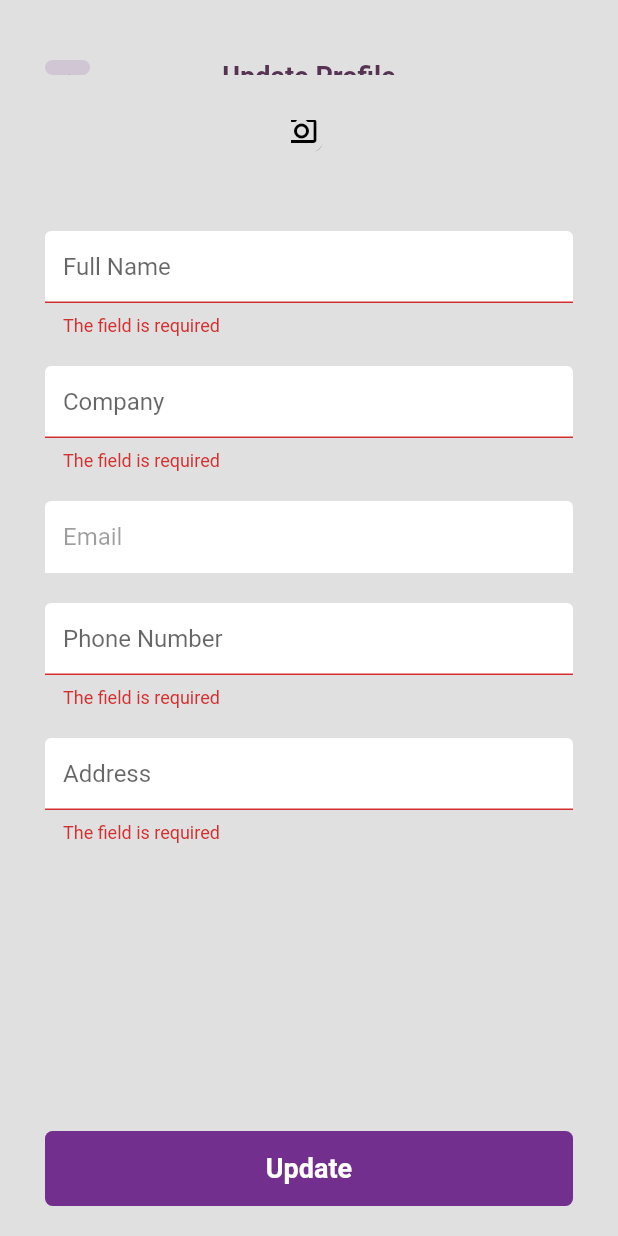
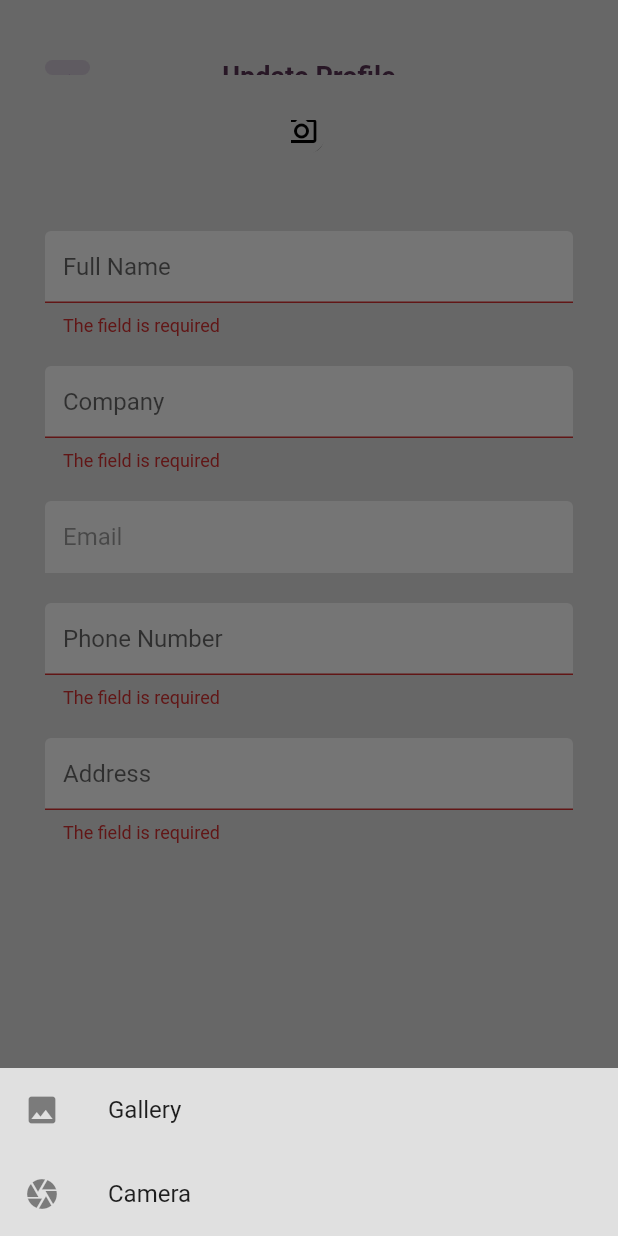
Before and after one commit to muhammadZohaibG/bnnetwork, a Flutter app: the UpdateProfileScreen screen opened directly, after a tap on "Update", after a tap on the "camera alt" icon, on a phone screen of 412 x 824 dp. Run offline on Flutter 3.47's test engine with Material 2 defaults, Android fonts, the phone set to English and light mode, and no system bars; drawn by our look-alikes of cached_network_image; our stand-ins replace connectivity_plus, firebase_auth, firebase_core, fluttertoast, google_sign_in, image_picker and 4 more; missing offline and left inert: connectivity_plus_web, firebase_auth_web, firebase_core_web, flutter_custom_tabs, flutter_custom_tabs_web, google_sign_in_web and 2 more; accounts and stored records are empty; network calls fail.

Commit message:
image update added in update profile screen

```diff
--- a/lib/generated_plugin_registrant.dart
+++ b/lib/generated_plugin_registrant.dart
@@ -12,6 +12,7 @@ import 'package:firebase_core_web/firebase_core_web.dart';
 import 'package:flutter_custom_tabs_web/flutter_custom_tabs_web.dart';
 import 'package:fluttertoast/fluttertoast_web.dart';
 import 'package:google_sign_in_web/google_sign_in_web.dart';
+import 'package:image_picker_for_web/image_picker_for_web.dart';
 import 'package:shared_preferences_web/shared_preferences_web.dart';
 import 'package:url_launcher_web/url_launcher_web.dart';
 
@@ -25,6 +26,7 @@ void registerPlugins(Registrar registrar) {
   CustomTabsPlugin.registerWith(registrar);
   FluttertoastWebPlugin.registerWith(registrar);
   GoogleSignInPlugin.registerWith(registrar);
+  ImagePickerPlugin.registerWith(registrar);
   SharedPreferencesPlugin.registerWith(registrar);
   UrlLauncherPlugin.registerWith(registrar);
   registrar.registerMessageHandler();
--- a/lib/views/settings/components/update_screen_components.dart
+++ b/lib/views/settings/components/update_screen_components.dart
@@ -5,6 +5,44 @@ import '../../../app components/KTopBar.dart';
 import '../../../utils/KColors.dart';
 
 class UpdateScreenComponents {
+  void showBottomSheet(BuildContext context,
+      {Function()? onCameraTap, Function()? onGalleryTap}) {
+    showModalBottomSheet<void>(
+      backgroundColor: kscreenBG,
+      context: context,
+      builder: (BuildContext context) {
+        return Column(
+          mainAxisSize: MainAxisSize.min,
+          crossAxisAlignment: CrossAxisAlignment.stretch,
+          children: [
+            ListTile(
+              title: const Text(
+                'Gallery',
+                style: TextStyle(fontSize: 16, fontWeight: FontWeight.w400),
+              ),
+              leading: const Icon(Icons.image),
+              onTap: () async {
+                Navigator.of(context).pop();
+                await onGalleryTap!();
+              },
+            ),
+            ListTile(
+              title: const Text(
+                'Camera',
+                style: TextStyle(fontSize: 16, fontWeight: FontWeight.w400),
+              ),
+              leading: const Icon(Icons.camera),
+              onTap: () async {
+                Navigator.of(context).pop();
+                await onCameraTap!();
+              },
+            ),
+          ],
+        );
+      },
+    );
+  }
+
   Widget profileImage(
       {required String? imageUrl, required Function()? onCameraTap}) {
     return Stack(children: [
--- a/lib/views/settings/view/update_profile_screen.dart
+++ b/lib/views/settings/view/update_profile_screen.dart
@@ -6,6 +6,7 @@ import 'package:b_networks/utils/const.dart';
 import 'package:b_networks/views/settings/components/update_screen_components.dart';
 import 'package:b_networks/views/settings/provider/settings_provider.dart';
 import 'package:flutter/material.dart';
+import 'package:image_picker/image_picker.dart';
 import 'package:provider/provider.dart';
 
 import '../../../app components/KMainButton.dart';
@@ -38,9 +39,40 @@ class _UpdateProfileScreenState extends State<UpdateProfileScreen> {
                   child: Column(
                     children: [
                       const SizedBox(height: 30),
-                      UpdateScreenComponents().profileImage(
-                          imageUrl: settingsProvider.profileImage,
-                          onCameraTap: () {}),
+                      settingsProvider.imageFile != null
+                          ? Stack(children: [
+                              CircleAvatar(
+                                  radius: 50,
+                                  backgroundColor:
+                                      primaryColor.withOpacity(0.2),
+                                  backgroundImage:
+                                      Image.file(settingsProvider.imageFile!)
+                                          .image),
+                              Positioned(
+                                  bottom: 0,
+                                  right: 0,
+                                  child: GestureDetector(
+                                      onTap: () {
+                                        settingsProvider.clearImage();
+                                      },
+                                      child: Container(
+                                          padding: const EdgeInsets.all(5),
+                                          decoration: BoxDecoration(
+                                              shape: BoxShape.circle,
+                                              color: kscreenBG),
+                                          child: const Icon(Icons.close,
+                                              color: Colors.black))))
+                            ])
+                          : UpdateScreenComponents().profileImage(
+                              imageUrl: settingsProvider.profileImage,
+                              onCameraTap: () {
+                                UpdateScreenComponents().showBottomSheet(
+                                    context,
+                                    onCameraTap: () => settingsProvider
+                                        .selectImage(ImageSource.camera),
+                                    onGalleryTap: () => settingsProvider
+                                        .selectImage(ImageSource.gallery));
+                              }),
                       const SizedBox(height: 50),
                       KTextField(
                           onChanged: (c) {},
--- a/pubspec.yaml
+++ b/pubspec.yaml
@@ -53,6 +53,7 @@ dependencies:
   http: ^0.13.5
   cached_network_image: ^3.2.1
   flutter_custom_tabs: ^1.0.4
+  image_picker: ^0.8.6+1
   #google_fonts: ^4.0.0
 
 
```
Also changed, not shown: lib/api_requests/update_profile_request.dart (+8 -6 lines), lib/views/settings/components/settings_topbar.dart (+4 -6 lines), lib/views/settings/provider/settings_provider.dart (+27 -3 lines), lib/views/settings/provider/update_provider.dart (+22 -22 lines), lib/views/settings/view/settings_screen.dart (+10 -1 lines), pubspec.lock.
